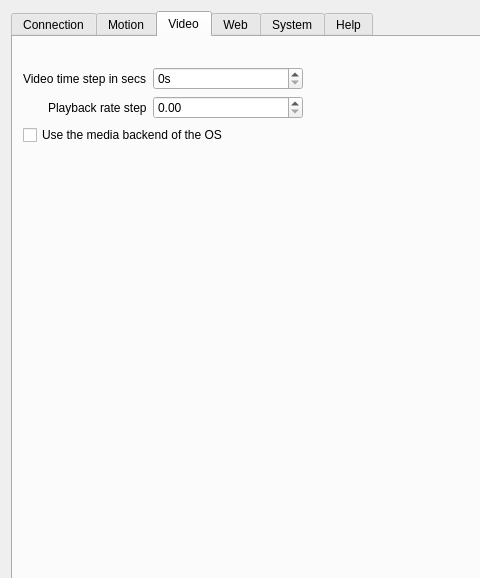
This is src/settings.ui in jcfain/XTPlayer as Qt 5 draws it before an edit; both pictures show x 0 to 480 and y 0 to 578 of the 1304 by 713 pixel window. The edited form follows.
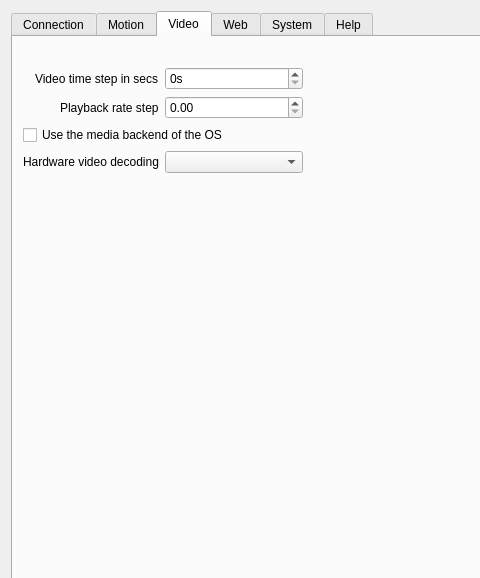
This is the edited form. The open tabs and pages were chosen to show the change. Icons and pictures are not drawn. Custom widgets are drawn as their Qt base class.

Commit message: Add hw acceleration ffmpeg build with scripts with options to select backend on video tab

The edit to the form file:
```diff
--- a/src/settings.ui
+++ b/src/settings.ui
@@ -1022,7 +1022,7 @@
         <item row="1" column="1">
          <widget class="XDoubleSpinBox" name="playbackRateSpinBox"/>
         </item>
-        <item row="3" column="0">
+        <item row="5" column="0">
          <spacer name="verticalSpacer">
           <property name="orientation">
            <enum>Qt::Orientation::Vertical</enum>
@@ -1042,6 +1042,27 @@
           </property>
          </widget>
         </item>
+        <item row="3" column="0">
+         <widget class="QLabel" name="hardwareDecodeLabel">
+          <property name="text">
+           <string>Hardware video decoding</string>
+          </property>
+         </widget>
+        </item>
+        <item row="3" column="1">
+         <widget class="QComboBox" name="useHardwareDecodingCombo">
+          <property name="toolTip">
+           <string>Specify the hardware video decoding API to use. 'disabled' = software decoding (dav1d for AV1) - always works. 'auto' = use a GPU decoder if one is compiled in and available; if the GPU cannot decode the codec (common for AV1), decoding fails with NO software fallback. Other options force a specific backend (only those compiled into FFmpeg are listed). Requires restart.</string>
+          </property>
+         </widget>
+        </item>
+        <item row="4" column="0" colspan="2">
+         <widget class="QLabel" name="hardwareDecodeStatusLabel">
+          <property name="text">
+           <string></string>
+          </property>
+         </widget>
+        </item>
        </layout>
       </widget>
      </widget>
```
The commit also changes 7 other files.
